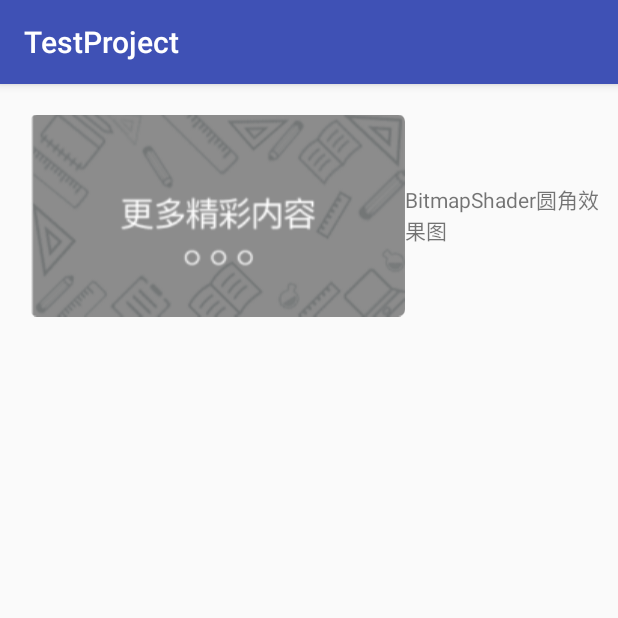
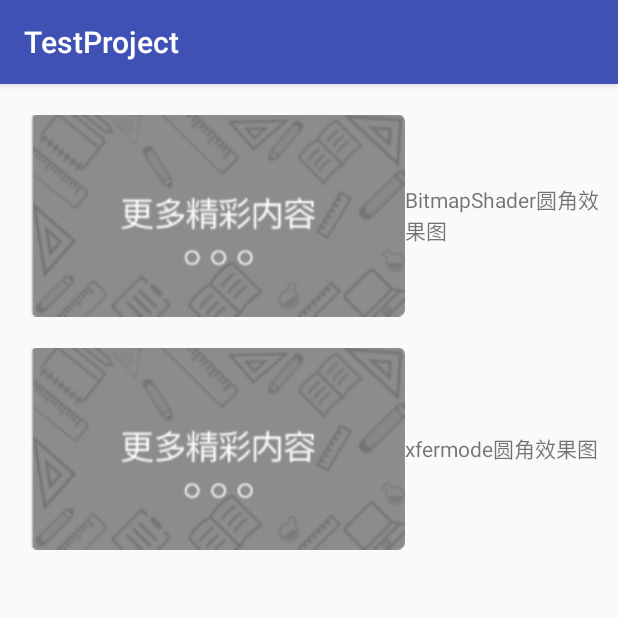
Before and after one commit to carlwang100/TestProject, an Android app: the RoundImageActivity screen opened directly, with no data from a screen before it, on a phone screen of 412 x 824 dp, the top half of it. Run offline under Robolectric (Android 15) with nearby library versions, the phone set to English and light mode, and no system bars.

Commit message:
使用xfermode绘制圆角图

```diff
--- a/app/src/main/java/widget/RoundImageActivity.java
+++ b/app/src/main/java/widget/RoundImageActivity.java
@@ -8,6 +8,9 @@ import android.graphics.BitmapShader;
 import android.graphics.Canvas;
 import android.graphics.Matrix;
 import android.graphics.Paint;
+import android.graphics.PorterDuff;
+import android.graphics.PorterDuffXfermode;
+import android.graphics.Rect;
 import android.graphics.RectF;
 import android.graphics.Shader;
 import android.os.Bundle;
@@ -20,7 +23,7 @@ import com.example.wangchao.testproject.activity.BaseActivity;
 
 public class RoundImageActivity extends BaseActivity {
 
-    private ImageView mShaderImg;
+    private ImageView mShaderImg, mXferomodeImg;
 
     public static void startActivity(Context context) {
         Intent i = new Intent(context, RoundImageActivity.class);
@@ -46,6 +49,7 @@ public class RoundImageActivity extends BaseActivity {
     protected void onCreate(@Nullable Bundle savedInstanceState) {
         super.onCreate(savedInstanceState);
         mShaderImg = findViewById(R.id.bitmap_shader_image);
+        mXferomodeImg = findViewById(R.id.bitmap_xfermode_image);
         Bitmap bitmap = BitmapFactory.decodeResource(getResources(), R.mipmap.item_topics_listview_bcg_more);
         mShaderImg.setImageBitmap(roundBitmapByShader(bitmap,
                 (int) getResources().getDimension(R.dimen.round_image_width),
@@ -53,6 +57,13 @@ public class RoundImageActivity extends BaseActivity {
                 (int) getResources().getDimension(R.dimen.radius)
                 )
         );
+        mXferomodeImg.setImageBitmap(roundBitmapByXfermode(bitmap,
+                (int) getResources().getDimension(R.dimen.round_image_width),
+                (int) getResources().getDimension(R.dimen.round_image_height),
+                (int) getResources().getDimension(R.dimen.radius)
+                )
+        );
+
     }
 
     private Bitmap roundBitmapByShader(Bitmap bitmap, int outWidth, int outHeight, int radius) {
@@ -71,12 +82,45 @@ public class RoundImageActivity extends BaseActivity {
         //初始化目标bitmap
         Bitmap targetBitmap = Bitmap.createBitmap(outWidth, outHeight, Bitmap.Config.ARGB_8888);
 
+        //初始化画布
         Canvas canvas = new Canvas(targetBitmap);
 
         Paint paint = new Paint(Paint.ANTI_ALIAS_FLAG);
         paint.setShader(bitmapShader);
+        //全是圆角
+        canvas.drawRoundRect(new RectF(0, 0, outWidth, outHeight), radius, radius, paint);
 
-        canvas.drawRoundRect(new RectF(0, 0, outWidth, outHeight), radius, radius, paint);
+        //仅仅底部是圆角
+        // 利用画笔绘制底部圆角
+//        canvas.drawRoundRect(new RectF(0, outHeight - 2 * radius, outWidth, outHeight), radius, radius, paint);
+//
+//        // 利用画笔绘制顶部上面直角部分
+//        canvas.drawRect(new RectF(0, 0, outWidth, outHeight - radius), paint);
+        return targetBitmap;
+    }
+
+    private Bitmap roundBitmapByXfermode(Bitmap bitmap, int outWidth, int outHeight, int radius){
+        if (bitmap == null)
+            throw new NullPointerException("Bitmap can not be null");
+        //初始化缩放比
+        float widthScale = outWidth * 1.0f / bitmap.getWidth();
+        float heightScale = outHeight * 1.0f / bitmap.getHeight();
+        Matrix matrix = new Matrix();
+        matrix.setScale(widthScale, heightScale);
+        Bitmap srcBitmap = Bitmap.createBitmap(bitmap, 0 , 0, bitmap.getWidth(), bitmap.getHeight(), matrix, true);
+
+        //绘制圆角图片
+        Bitmap targetBitmap = Bitmap.createBitmap(outWidth, outHeight, Bitmap.Config.ARGB_8888);
+        Canvas canvas = new Canvas(targetBitmap);
+        canvas.drawARGB(0, 0, 0, 0);
+        Paint paint = new Paint(Paint.ANTI_ALIAS_FLAG);
+        RectF rectF = new RectF(0, 0 , outWidth, outHeight);
+        canvas.drawRoundRect(rectF, radius, radius, paint);
+
+        paint.setXfermode(new PorterDuffXfermode(PorterDuff.Mode.SRC_IN));
+        //在画布上绘制原图
+        Rect ret = new Rect(0, 0, outWidth, outHeight);
+        canvas.drawBitmap(srcBitmap, ret, ret, paint);
         return targetBitmap;
     }
 
--- a/app/src/main/res/layout/round_image_layout.xml
+++ b/app/src/main/res/layout/round_image_layout.xml
@@ -18,7 +18,6 @@
             android:id="@+id/bitmap_shader_image"
             android:layout_width="@dimen/round_image_width"
             android:layout_height="@dimen/round_image_height"
-            android:src="@mipmap/item_topics_listview_bcg_more"
             />
         <TextView
             android:layout_width="wrap_content"
@@ -29,4 +28,27 @@
 
     </LinearLayout>
 
+    <LinearLayout
+        android:layout_width="wrap_content"
+        android:layout_height="wrap_content"
+        android:layout_marginTop="20dp"
+        android:layout_marginLeft="20dp"
+        android:orientation="horizontal"
+        >
+
+        <ImageView
+            android:id="@+id/bitmap_xfermode_image"
+            android:layout_width="@dimen/round_image_width"
+            android:layout_height="@dimen/round_image_height"
+            />
+        <TextView
+            android:layout_width="wrap_content"
+            android:layout_height="wrap_content"
+            android:layout_gravity="center_vertical"
+            android:text="xfermode圆角效果图"
+            />
+
+    </LinearLayout>
+
+
 </LinearLayout>
```
